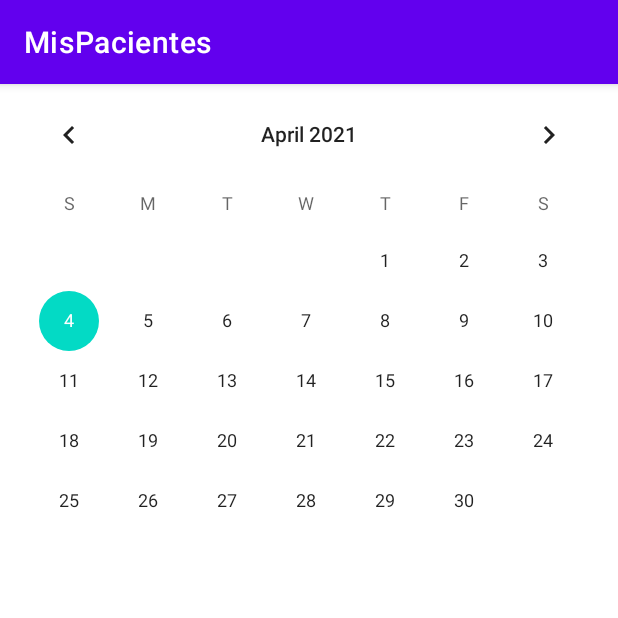
After one commit to aldodell/MisPacientes, an Android app: the fragment FechaHoraFragment shown on its own in the app's theme, on a phone screen of 412 x 824 dp, the top half of it. The commit adds this screen. Run offline under Robolectric (Android 15) with nearby library versions, the phone set to English and light mode, and no system bars.

Commit message:
peligro 5

```diff
--- a/app/build.gradle
+++ b/app/build.gradle
@@ -54,6 +54,11 @@ dependencies {
 }
 
 dependencies {
+
+
+    implementation 'androidx.navigation:navigation-fragment-ktx:2.3.4'
+    implementation 'androidx.navigation:navigation-ui-ktx:2.3.4'
+    implementation 'androidx.legacy:legacy-support-v4:1.0.0'
     def room_version = "2.2.6"
     implementation "androidx.room:room-runtime:$room_version"
     kapt "androidx.room:room-compiler:$room_version"
--- a/app/src/main/AndroidManifest.xml
+++ b/app/src/main/AndroidManifest.xml
@@ -9,7 +9,7 @@
         android:roundIcon="@mipmap/ic_launcher_round"
         android:supportsRtl="true"
         android:theme="@style/Theme.MisPacientes">
-        <activity android:name=".EditorPaciente"></activity>
+        <activity android:name=".EditorPaciente" />
         <activity android:name=".MainActivity">
             <intent-filter>
                 <action android:name="android.intent.action.MAIN" />
--- a/app/src/main/java/com/psiqueylogosac/mispacientes/AppBaseDatos.kt
+++ b/app/src/main/java/com/psiqueylogosac/mispacientes/AppBaseDatos.kt
@@ -6,4 +6,5 @@ import androidx.room.RoomDatabase
 @Database(entities = arrayOf(Paciente::class),version = 1)
 abstract class AppBaseDatos : RoomDatabase() {
     abstract fun pacienteDao() : PacienteDao
+    abstract fun citaDato() : CitaDao
 }
--- /dev/null
+++ b/app/src/main/java/com/psiqueylogosac/mispacientes/FechaHoraFragment.kt
@@ -0,0 +1,59 @@
+package com.psiqueylogosac.mispacientes
+
+import android.os.Bundle
+import androidx.fragment.app.Fragment
+import android.view.LayoutInflater
+import android.view.View
+import android.view.ViewGroup
+
+// TODO: Rename parameter arguments, choose names that match
+// the fragment initialization parameters, e.g. ARG_ITEM_NUMBER
+private const val ARG_PARAM1 = "param1"
+private const val ARG_PARAM2 = "param2"
+
+/**
+ * A simple [Fragment] subclass.
+ * Use the [FechaHoraFragment.newInstance] factory method to
+ * create an instance of this fragment.
+ */
+class FechaHoraFragment : Fragment() {
+    // TODO: Rename and change types of parameters
+    private var param1: String? = null
+    private var param2: String? = null
+
+    override fun onCreate(savedInstanceState: Bundle?) {
+        super.onCreate(savedInstanceState)
+        arguments?.let {
+            param1 = it.getString(ARG_PARAM1)
+            param2 = it.getString(ARG_PARAM2)
+        }
+    }
+
+    override fun onCreateView(
+        inflater: LayoutInflater, container: ViewGroup?,
+        savedInstanceState: Bundle?
+    ): View? {
+        // Inflate the layout for this fragment
+        return inflater.inflate(R.layout.fragment_fecha_hora, container, false)
+    }
+
+    companion object {
+        /**
+         * Use this factory method to create a new instance of
+         * this fragment using the provided parameters.
+         *
+         * @param param1 Parameter 1.
+         * @param param2 Parameter 2.
+         * @return A new instance of fragment DisponibilidadFragment.
+         */
+        // TODO: Rename and change types and number of parameters
+        @JvmStatic
+        fun newInstance(param1: String, param2: String) =
+            FechaHoraFragment().apply {
+                arguments = Bundle().apply {
+                    putString(ARG_PARAM1, param1)
+                    putString(ARG_PARAM2, param2)
+                }
+            }
+    }
+}
--- a/app/src/main/java/com/psiqueylogosac/mispacientes/PacienteAdaptador.kt
+++ b/app/src/main/java/com/psiqueylogosac/mispacientes/PacienteAdaptador.kt
@@ -57,6 +57,10 @@ class PacienteAdaptador(var mainActivity: MainActivity) :
                 .show()
         }
 
+        holder.pacienteTv.setOnClickListener {
+
+        }
+
     }
 
     override fun getItemCount(): Int {
--- /dev/null
+++ b/app/src/main/res/layout/fragment_fecha_hora.xml
@@ -0,0 +1,31 @@
+<?xml version="1.0" encoding="utf-8"?>
+<FrameLayout xmlns:android="http://schemas.android.com/apk/res/android"
+    xmlns:app="http://schemas.android.com/apk/res-auto"
+    xmlns:tools="http://schemas.android.com/tools"
+    android:layout_width="match_parent"
+    android:layout_height="match_parent"
+    tools:context=".FechaHoraFragment">
+
+    <androidx.constraintlayout.widget.ConstraintLayout
+        android:layout_width="match_parent"
+        android:layout_height="match_parent">
+
+        <CalendarView
+            android:id="@+id/fechasCv"
+            android:layout_width="0dp"
+            android:layout_height="wrap_content"
+            app:layout_constraintEnd_toEndOf="parent"
+            app:layout_constraintStart_toStartOf="parent"
+            app:layout_constraintTop_toTopOf="parent" />
+
+        <androidx.recyclerview.widget.RecyclerView
+            android:id="@+id/horasRv"
+            android:layout_width="0dp"
+            android:layout_height="0dp"
+            android:layout_marginTop="8dp"
+            app:layout_constraintBottom_toBottomOf="parent"
+            app:layout_constraintEnd_toEndOf="parent"
+            app:layout_constraintStart_toStartOf="parent"
+            app:layout_constraintTop_toBottomOf="@+id/fechasCv" />
+    </androidx.constraintlayout.widget.ConstraintLayout>
+</FrameLayout>
--- /dev/null
+++ b/app/src/main/res/values/dimens.xml
@@ -0,0 +1,3 @@
+<resources>
+    <dimen name="fab_margin">16dp</dimen>
+</resources>
```
Also changed, not shown: app/src/main/java/com/psiqueylogosac/mispacientes/Cita.kt (added, +15 -0 lines), app/src/main/java/com/psiqueylogosac/mispacientes/CitaDao.kt (added, +25 -0 lines), app/src/main/res/navigation/nav_graph.xml (added, +28 -0 lines), app/src/main/res/values/strings.xml (+11 -0 lines), app/src/main/res/values/themes.xml (+9 -0 lines).
